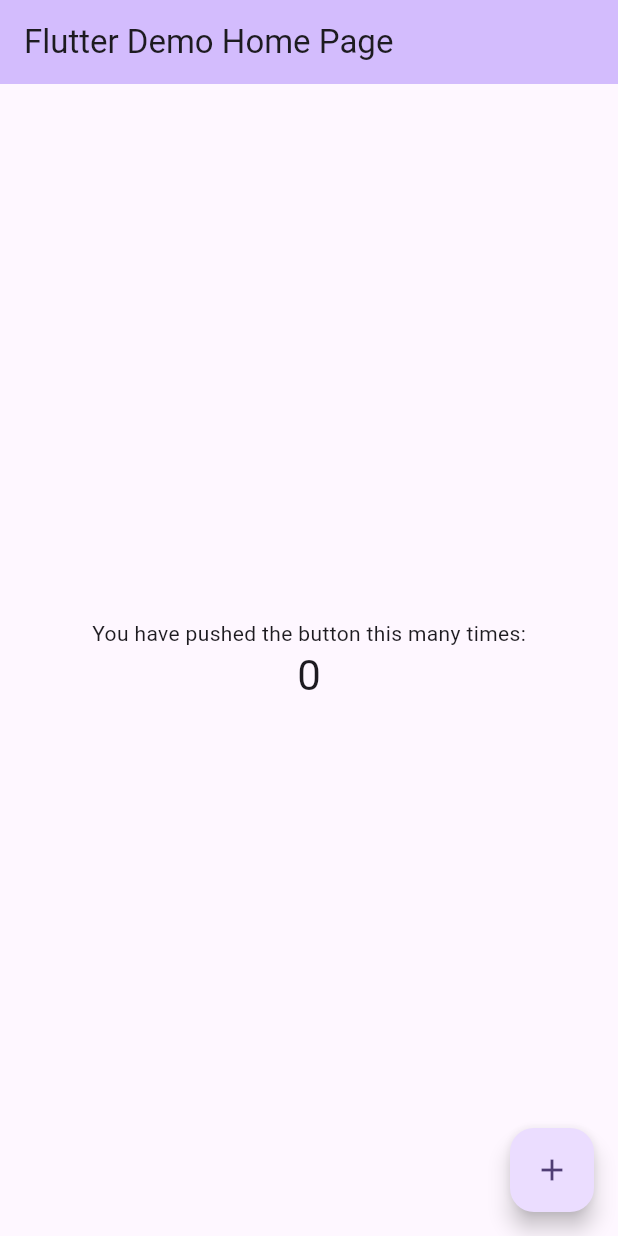
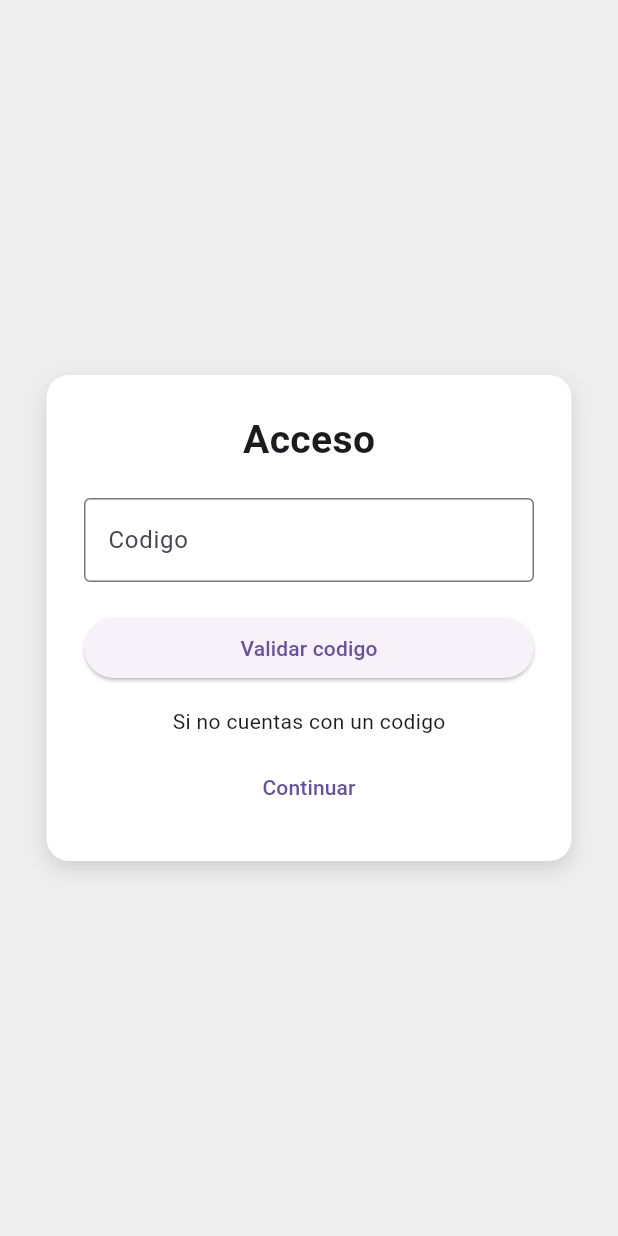
Before and after one commit to xerozasshuken-svg/app_register_camera, a Flutter app: the screen it shows after launch, on a phone screen of 412 x 824 dp. Run offline on Flutter 3.47's test engine with Material 3 defaults, Android fonts, the phone set to English and light mode, and no system bars.

Commit message:
pantallas_acces_login_register

```diff
--- a/lib/main.dart
+++ b/lib/main.dart
@@ -1,122 +1,20 @@
+import 'package:app_register_camera/screens/access_code_screen.dart';
 import 'package:flutter/material.dart';
 
-void main() {
+
+void main(){
   runApp(const MyApp());
+
 }
 
-class MyApp extends StatelessWidget {
+class MyApp extends StatelessWidget{
   const MyApp({super.key});
 
-  // This widget is the root of your application.
   @override
   Widget build(BuildContext context) {
-    return MaterialApp(
-      title: 'Flutter Demo',
-      theme: ThemeData(
-        // This is the theme of your application.
-        //
-        // TRY THIS: Try running your application with "flutter run". You'll see
-        // the application has a purple toolbar. Then, without quitting the app,
-        // try changing the seedColor in the colorScheme below to Colors.green
-        // and then invoke "hot reload" (save your changes or press the "hot
-        // reload" button in a Flutter-supported IDE, or press "r" if you used
-        // the command line to start the app).
-        //
-        // Notice that the counter didn't reset back to zero; the application
-        // state is not lost during the reload. To reset the state, use hot
-        // restart instead.
-        //
-        // This works for code too, not just values: Most code changes can be
-        // tested with just a hot reload.
-        colorScheme: ColorScheme.fromSeed(seedColor: Colors.deepPurple),
-      ),
-      home: const MyHomePage(title: 'Flutter Demo Home Page'),
+   return const MaterialApp(
+      debugShowCheckedModeBanner: false,
+      home: AccessCodeScreen(),
     );
   }
 }
-
-class MyHomePage extends StatefulWidget {
-  const MyHomePage({super.key, required this.title});
-
-  // This widget is the home page of your application. It is stateful, meaning
-  // that it has a State object (defined below) that contains fields that affect
-  // how it looks.
-
-  // This class is the configuration for the state. It holds the values (in this
-  // case the title) provided by the parent (in this case the App widget) and
-  // used by the build method of the State. Fields in a Widget subclass are
-  // always marked "final".
-
-  final String title;
-
-  @override
-  State<MyHomePage> createState() => _MyHomePageState();
-}
-
-class _MyHomePageState extends State<MyHomePage> {
-  int _counter = 0;
-
-  void _incrementCounter() {
-    setState(() {
-      // This call to setState tells the Flutter framework that something has
-      // changed in this State, which causes it to rerun the build method below
-      // so that the display can reflect the updated values. If we changed
-      // _counter without calling setState(), then the build method would not be
-      // called again, and so nothing would appear to happen.
-      _counter++;
-    });
-  }
-
-  @override
-  Widget build(BuildContext context) {
-    // This method is rerun every time setState is called, for instance as done
-    // by the _incrementCounter method above.
-    //
-    // The Flutter framework has been optimized to make rerunning build methods
-    // fast, so that you can just rebuild anything that needs updating rather
-    // than having to individually change instances of widgets.
-    return Scaffold(
-      appBar: AppBar(
-        // TRY THIS: Try changing the color here to a specific color (to
-        // Colors.amber, perhaps?) and trigger a hot reload to see the AppBar
-        // change color while the other colors stay the same.
-        backgroundColor: Theme.of(context).colorScheme.inversePrimary,
-        // Here we take the value from the MyHomePage object that was created by
-        // the App.build method, and use it to set our appbar title.
-        title: Text(widget.title),
-      ),
-      body: Center(
-        // Center is a layout widget. It takes a single child and positions it
-        // in the middle of the parent.
-        child: Column(
-          // Column is also a layout widget. It takes a list of children and
-          // arranges them vertically. By default, it sizes itself to fit its
-          // children horizontally, and tries to be as tall as its parent.
-          //
-          // Column has various properties to control how it sizes itself and
-          // how it positions its children. Here we use mainAxisAlignment to
-          // center the children vertically; the main axis here is the vertical
-          // axis because Columns are vertical (the cross axis would be
-          // horizontal).
-          //
-          // TRY THIS: Invoke "debug painting" (choose the "Toggle Debug Paint"
-          // action in the IDE, or press "p" in the console), to see the
-          // wireframe for each widget.
-          mainAxisAlignment: MainAxisAlignment.center,
-          children: <Widget>[
-            const Text('You have pushed the button this many times:'),
-            Text(
-              '$_counter',
-              style: Theme.of(context).textTheme.headlineMedium,
-            ),
-          ],
-        ),
-      ),
-      floatingActionButton: FloatingActionButton(
-        onPressed: _incrementCounter,
-        tooltip: 'Increment',
-        child: const Icon(Icons.add),
-      ), // This trailing comma makes auto-formatting nicer for build methods.
-    );
-  }
-}
--- /dev/null
+++ b/lib/screens/access_code_screen.dart
@@ -0,0 +1,105 @@
+import 'package:app_register_camera/screens/register_screen.dart';
+import 'package:flutter/material.dart';
+import 'login_screen.dart';
+
+class AccessCodeScreen extends StatefulWidget {
+  const AccessCodeScreen({super.key});
+
+  @override
+  State<AccessCodeScreen> createState() => _AccessCodeScreenState();
+}
+
+class _AccessCodeScreenState extends State<AccessCodeScreen> {
+  final TextEditingController codeController = TextEditingController();
+
+  @override
+  void dispose(){
+    codeController.dispose();
+    super.dispose();
+  }
+
+  @override
+  Widget build(BuildContext context) {
+
+    return Scaffold(
+      backgroundColor: Colors.grey[200],
+
+      body: Center(
+        child: Container(
+          width: 350,
+          padding: const EdgeInsets.all(25),
+
+          decoration: BoxDecoration(
+            color: Colors.white,
+            borderRadius: BorderRadius.circular(15),
+            boxShadow: const[
+              BoxShadow(
+                blurRadius: 10,
+                color: Colors.black12,
+                offset: Offset(0, 5),
+              )
+            ],
+          ),
+
+          child: Column(
+            mainAxisSize: MainAxisSize.min,
+            children: [
+
+              const Text(
+                "Acceso",
+                style: TextStyle(
+                  fontSize: 26,
+                  fontWeight: FontWeight.bold,
+                ),
+              ),
+
+              const SizedBox(height: 20),
+              TextField(
+                controller: codeController,
+                decoration: const InputDecoration(
+                  labelText: "Codigo",
+                  border:  OutlineInputBorder(),
+                ),
+              ),
+
+              const SizedBox(height: 20),
+              SizedBox(
+                width: double.infinity,
+                child: ElevatedButton(
+                  onPressed: () {
+
+                    Navigator.push(
+                      context,
+                      MaterialPageRoute(
+                        builder: (context) => const RegisterScreen(role: "Administrador"),
+                      ),
+                    );
+                  },
+                  child: const Text("Validar codigo"),
+                ),
+              ),
+
+              const SizedBox(height: 15),
+              const Text("Si no cuentas con un codigo"),
+              const SizedBox(height: 10),
+
+              TextButton(
+                onPressed: () {
+                  Navigator.push(
+                    context,
+                    MaterialPageRoute(
+                      builder: (context) => const LoginScreen(),
+                    ),
+                  );
+                },
+                child: const Text("Continuar"),
+              ),
+
+            ],
+          ),
+        ),
+      ),
+    );
+  }
+
+}
```
Also changed, not shown: lib/screens/login_screen.dart (added, +99 -0 lines), lib/screens/register_screen.dart (added, +133 -0 lines).
